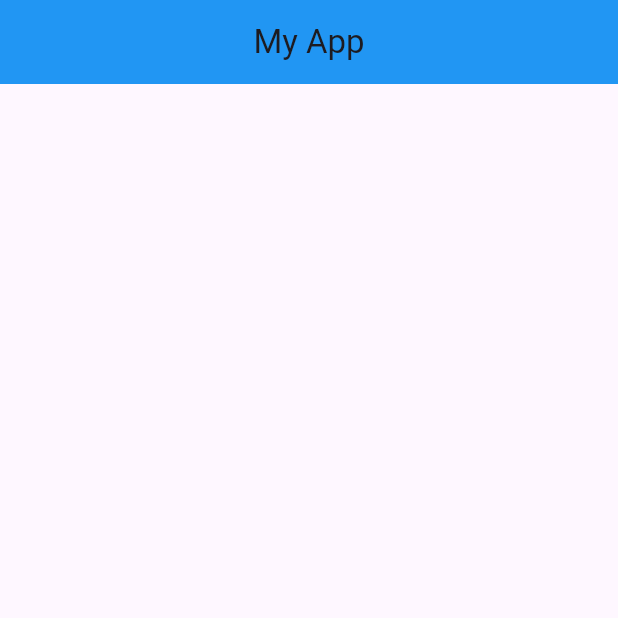
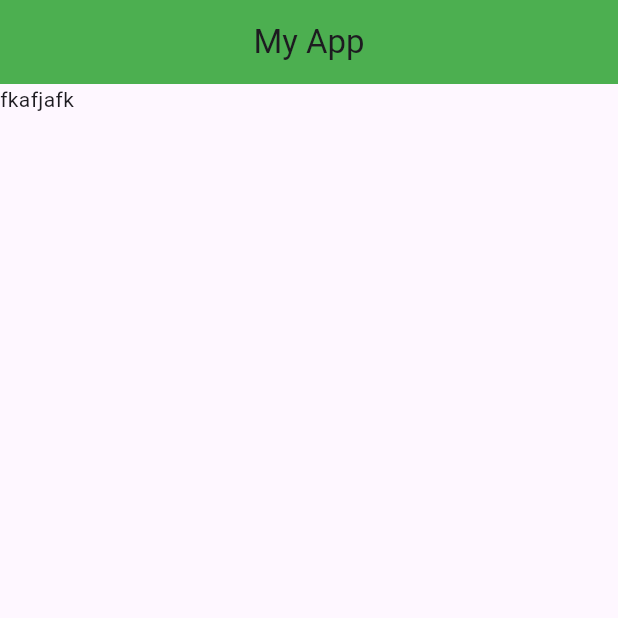
Before and after one commit to GolfNuttawut/Cook4Life, a Flutter app: the screen it shows after launch, on a phone screen of 412 x 824 dp, the top half of it. Run offline on Flutter 3.47's test engine with Material 3 defaults, Android fonts, the phone set to English and light mode, and no system bars.

Commit message:
basic fix

```diff
--- a/analysis_options.yaml
+++ b/analysis_options.yaml
@@ -7,6 +7,9 @@
 
 # The following line activates a set of recommended lints for Flutter apps,
 # packages, and plugins designed to encourage good coding practices.
+analyzer:
+  errors:
+    unnecessary_import: ignore
 include: package:flutter_lints/flutter.yaml
 
 linter:
--- a/lib/main.dart
+++ b/lib/main.dart
@@ -1,25 +1,16 @@
-//import 'package:firstproject/views/home.dart';
-//import 'package:firstproject/views/screens/auth/welcome_page.dart';
+import 'package:firstproject/views/screens/auth/welcome_page.dart';
 import 'package:flutter/material.dart';
 
 void main() {
-  runApp(const Myapp());
-}
-class Myapp extends StatelessWidget {
-  const Myapp({super.key});
-
-  @override
-  Widget build(BuildContext context) {
-    return MaterialApp(
-    title: "My Title",
+  runApp(MaterialApp(
+    title: "My App",
     home: Scaffold(
       appBar: AppBar(
         title: const Text("My App"),
-        backgroundColor: Colors.blue,
+        backgroundColor: Colors.green,
         centerTitle: true,
       ),
-      //body: WelcomePage(),
+      body: const WelcomePage(),
     ),
-  );
-  }
+  ));
 }
--- /dev/null
+++ b/lib/views/screens/auth/welcome_page.dart
@@ -0,0 +1,19 @@
+
+import 'package:flutter/material.dart';
+
+class WelcomePage extends StatelessWidget{
+  const WelcomePage({super.key});
+
+  @override
+  Widget build(BuildContext context){
+    return Scaffold(
+      body: SingleChildScrollView(
+        child: Stack(
+          children: [
+            Text('fkafjafk')
+          ],
+        ),
+      ),
+    );
+  }
+}
--- a/pubspec.yaml
+++ b/pubspec.yaml
@@ -38,6 +38,7 @@ dependencies:
   http: ^1.2.2
 
 dev_dependencies:
+  collection: any
   flutter_test:
     sdk: flutter
 
@@ -46,8 +47,7 @@ dev_dependencies:
   # activated in the `analysis_options.yaml` file located at the root of your
   # package. See that file for information about deactivating specific lint
   # rules and activating additional ones.
-  flutter_lints: ^4.0.0
-
+  flutter_lints: ^5.0.0
 # For information on the generic Dart part of this file, see the
 # following page: https://dart.dev/tools/pub/pubspec
 
```
Also changed, not shown: pubspec.lock.
